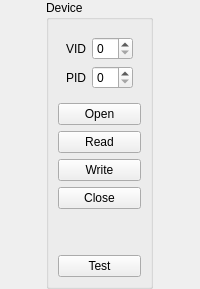
Before: the Qt Designer form Qt/mega_git_tests/Test_libFTDI/src/test_libftdi_mainbox/src/ui/test_libftdi_mainbox.ui in RinatB2017/mega_GIT, drawn with Qt 5.
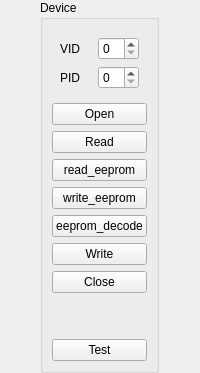
After: the same form once the commit is applied. Custom widgets are drawn as their Qt base class.

Patch:
```diff
--- a/Qt/mega_git_tests/Test_libFTDI/src/test_libftdi_mainbox/src/ui/test_libftdi_mainbox.ui
+++ b/Qt/mega_git_tests/Test_libFTDI/src/test_libftdi_mainbox/src/ui/test_libftdi_mainbox.ui
@@ -80,6 +80,27 @@
         </property>
        </widget>
       </item>
+      <item>
+       <widget class="QPushButton" name="btn_read_eeprom">
+        <property name="text">
+         <string>read_eeprom</string>
+        </property>
+       </widget>
+      </item>
+      <item>
+       <widget class="QPushButton" name="btn_write_eeprom">
+        <property name="text">
+         <string>write_eeprom</string>
+        </property>
+       </widget>
+      </item>
+      <item>
+       <widget class="QPushButton" name="btn_eeprom_decode">
+        <property name="text">
+         <string>eeprom_decode</string>
+        </property>
+       </widget>
+      </item>
       <item>
        <widget class="QPushButton" name="btn_write">
         <property name="text">
```
Left out of the diff: 3 changed lines with no effect on the pictures.
